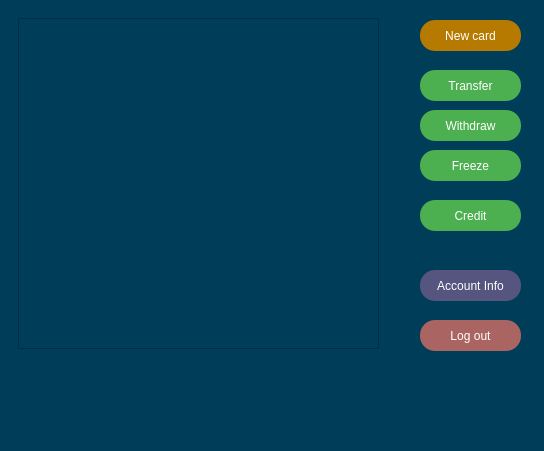
First picture: the form in modules/view/clientwindow.ui, repository ZhekLu/financial-system, before the edit.
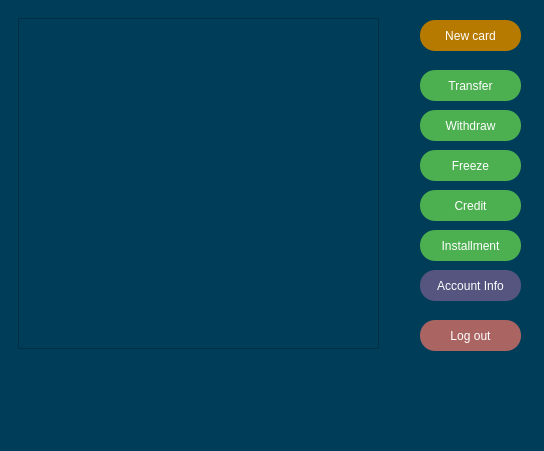
Second picture: the form after the edit.

Patch:
```diff
--- a/modules/view/clientwindow.ui
+++ b/modules/view/clientwindow.ui
@@ -21,7 +21,7 @@
     <property name="geometry">
      <rect>
       <x>420</x>
-      <y>200</y>
+      <y>190</y>
       <width>101</width>
       <height>31</height>
      </rect>
@@ -283,7 +283,7 @@
      <string>Transfer</string>
     </property>
    </widget>
-   <widget class="QWidget" name="">
+   <widget class="QWidget" name="layoutWidget">
     <property name="geometry">
      <rect>
       <x>9</x>
@@ -924,6 +924,44 @@
      </item>
     </layout>
    </widget>
+   <widget class="QPushButton" name="installment_but">
+    <property name="geometry">
+     <rect>
+      <x>420</x>
+      <y>230</y>
+      <width>101</width>
+      <height>31</height>
+     </rect>
+    </property>
+    <property name="font">
+     <font>
+      <pointsize>-1</pointsize>
+      <underline>false</underline>
+      <strikeout>false</strikeout>
+     </font>
+    </property>
+    <property name="cursor">
+     <cursorShape>PointingHandCursor</cursorShape>
+    </property>
+    <property name="styleSheet">
+     <string notr="true">QPushButton {
+  font-size: 12px;
+  text-align: center;
+  text-decoration: none;
+  outline: none;
+  color: #fff;
+  background-color: #4CAF50;
+  border: none;
+  border-radius: 15px;
+}
+QPushButton:hover{
+ background-color: rgb(85, 195, 89);
+}</string>
+    </property>
+    <property name="text">
+     <string>Installment</string>
+    </property>
+   </widget>
   </widget>
   <widget class="QMenuBar" name="menubar">
    <property name="geometry">
```
Left out of the diff: 2 changed lines with no effect on the pictures.
